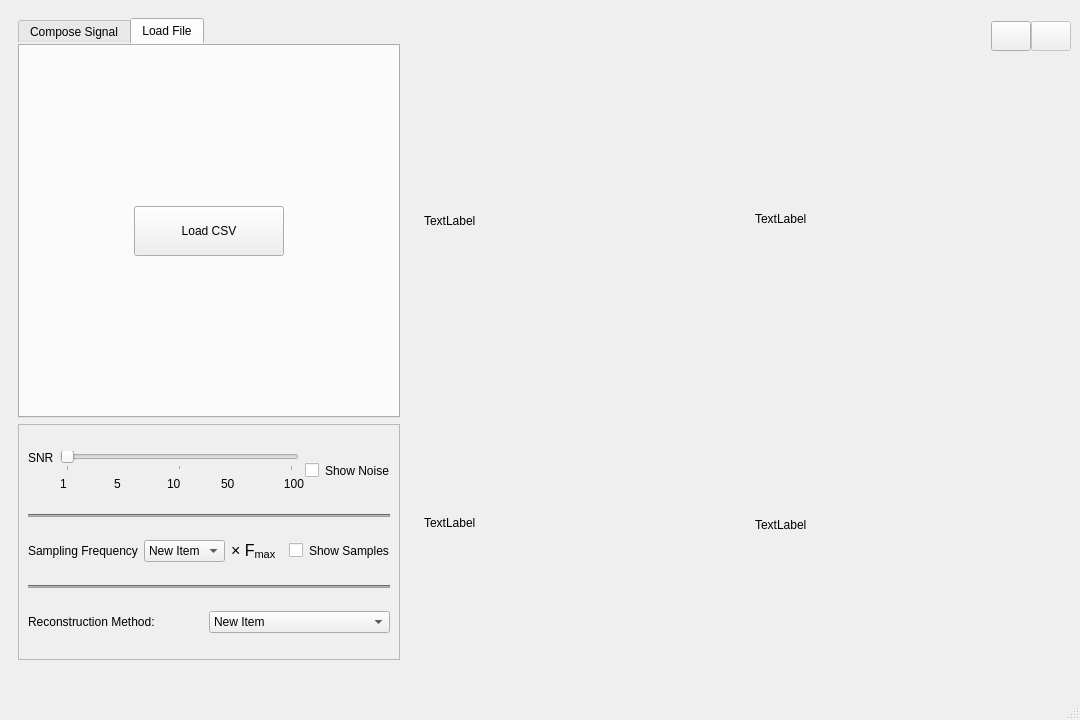
The window that UI/grid_view.ui (MohamedHisham20/Sampling-Theory-Studio) describes before a commit, drawn with Qt 5.
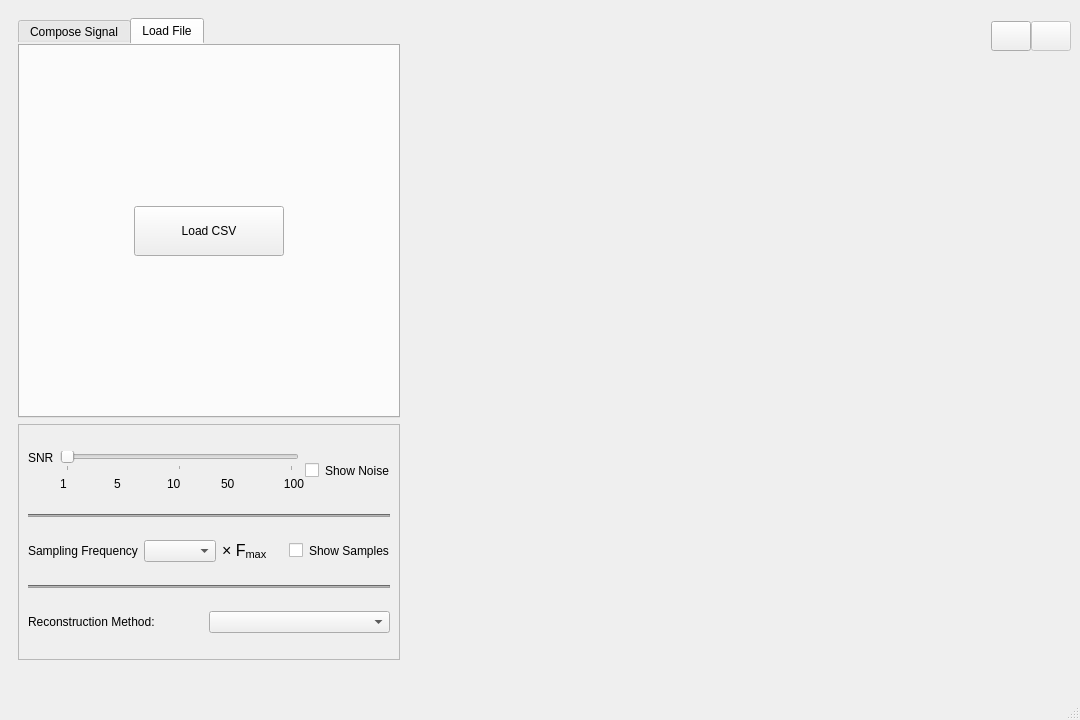
The same window after the commit. The open tabs and pages were chosen to show the change. Icons and pictures are not drawn.

The edit to the form file:
```diff
--- a/UI/grid_view.ui
+++ b/UI/grid_view.ui
@@ -2657,13 +2657,7 @@
              </widget>
             </item>
             <item>
-             <widget class="QComboBox" name="sampling_freq_comboBox">
-              <item>
-               <property name="text">
-                <string>New Item</string>
-               </property>
-              </item>
-             </widget>
+             <widget class="QComboBox" name="sampling_freq_comboBox"/>
             </item>
             <item>
              <widget class="QLabel" name="f_max_label">
@@ -2707,13 +2701,7 @@
              </widget>
             </item>
             <item>
-             <widget class="QComboBox" name="reconstruction_method_comboBox">
-              <item>
-               <property name="text">
-                <string>New Item</string>
-               </property>
-              </item>
-             </widget>
+             <widget class="QComboBox" name="reconstruction_method_comboBox"/>
             </item>
            </layout>
           </item>
@@ -2833,13 +2821,21 @@
              </size>
             </property>
             <layout class="QVBoxLayout" name="verticalLayout">
-             <item>
-              <widget class="QLabel" name="top_left_label">
-               <property name="text">
-                <string>TextLabel</string>
-               </property>
-              </widget>
-             </item>
+             <property name="spacing">
+              <number>0</number>
+             </property>
+             <property name="leftMargin">
+              <number>0</number>
+             </property>
+             <property name="topMargin">
+              <number>0</number>
+             </property>
+             <property name="rightMargin">
+              <number>0</number>
+             </property>
+             <property name="bottomMargin">
+              <number>0</number>
+             </property>
             </layout>
            </widget>
           </item>
@@ -2858,13 +2854,21 @@
              </size>
             </property>
             <layout class="QVBoxLayout" name="verticalLayout_4">
-             <item>
-              <widget class="QLabel" name="bottom_left_label">
-               <property name="text">
-                <string>TextLabel</string>
-               </property>
-              </widget>
-             </item>
+             <property name="spacing">
+              <number>0</number>
+             </property>
+             <property name="leftMargin">
+              <number>0</number>
+             </property>
+             <property name="topMargin">
+              <number>0</number>
+             </property>
+             <property name="rightMargin">
+              <number>0</number>
+             </property>
+             <property name="bottomMargin">
+              <number>0</number>
+             </property>
             </layout>
            </widget>
           </item>
@@ -2887,13 +2891,21 @@
              </size>
             </property>
             <layout class="QVBoxLayout" name="verticalLayout_5">
-             <item>
-              <widget class="QLabel" name="top_right_label">
-               <property name="text">
-                <string>TextLabel</string>
-               </property>
-              </widget>
-             </item>
+             <property name="spacing">
+              <number>0</number>
+             </property>
+             <property name="leftMargin">
+              <number>0</number>
+             </property>
+             <property name="topMargin">
+              <number>0</number>
+             </property>
+             <property name="rightMargin">
+              <number>0</number>
+             </property>
+             <property name="bottomMargin">
+              <number>0</number>
+             </property>
             </layout>
            </widget>
           </item>
@@ -2912,13 +2924,21 @@
              </size>
             </property>
             <layout class="QVBoxLayout" name="verticalLayout_3">
-             <item>
-              <widget class="QLabel" name="bottom_right_label">
-               <property name="text">
-                <string>TextLabel</string>
-               </property>
-              </widget>
-             </item>
+             <property name="spacing">
+              <number>0</number>
+             </property>
+             <property name="leftMargin">
+              <number>0</number>
+             </property>
+             <property name="topMargin">
+              <number>0</number>
+             </property>
+             <property name="rightMargin">
+              <number>0</number>
+             </property>
+             <property name="bottomMargin">
+              <number>0</number>
+             </property>
             </layout>
            </widget>
           </item>
```
Left out of the diff: 2 changed lines with no effect on the pictures.
